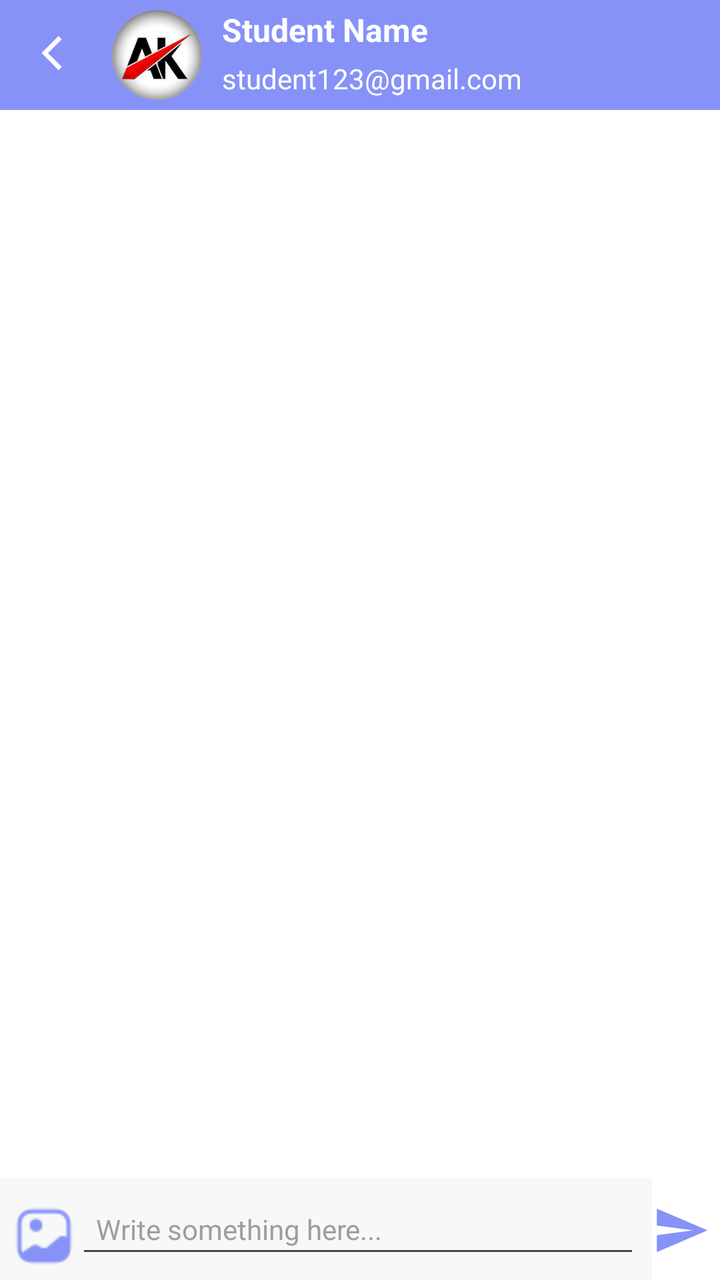
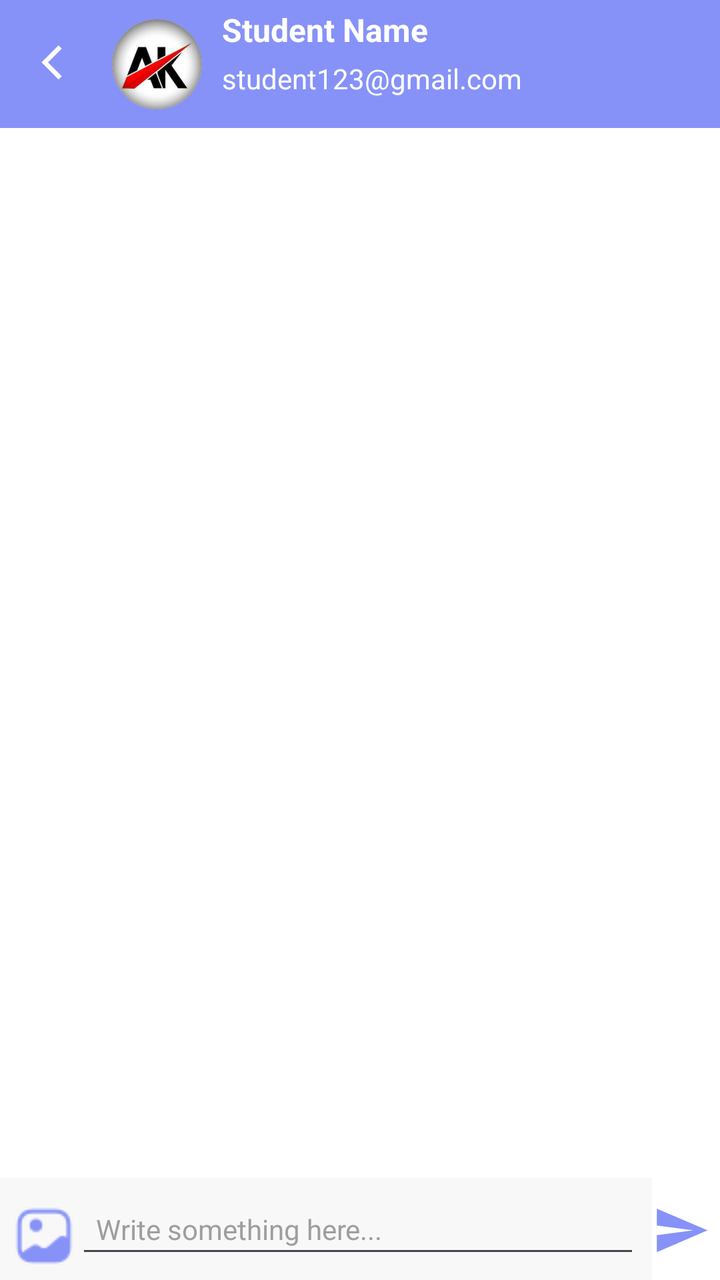

Two renders of the same Android screen: before a commit and after it. Below are the layout's source before the change and the commit's diff.
<!-- AndroidManifest.xml: application theme Theme.TSTAR.Light -->
<!-- res/layout/activity_tchat_room.xml -->
<?xml version="1.0" encoding="utf-8"?>
<androidx.constraintlayout.widget.ConstraintLayout xmlns:android="http://schemas.android.com/apk/res/android"
    xmlns:app="http://schemas.android.com/apk/res-auto"
    android:layout_width="match_parent"
    android:layout_height="match_parent"
    xmlns:tools="http://schemas.android.com/tools"
    android:background="@color/white"
    tools:context=".TEACHERACTIVITIES.TChatRoomActivity"
    android:fitsSystemWindows="true">

    <com.google.android.material.appbar.MaterialToolbar
        android:id="@+id/toolbar"
        android:layout_width="0dp"
        android:layout_height="55dp"
        android:background="@drawable/header_gradient"
        app:navigationIcon="@drawable/s_arrowback"
        app:layout_constraintTop_toTopOf="parent"
        app:layout_constraintStart_toStartOf="parent"
        app:layout_constraintEnd_toEndOf="parent">

        <androidx.constraintlayout.widget.ConstraintLayout
            android:layout_width="match_parent"
            android:layout_height="match_parent">

            <ImageView
                android:id="@+id/imgProfile"
                android:layout_width="45dp"
                android:layout_height="45dp"
                android:background="@drawable/tcircle_shape"
                android:clipToOutline="true"
                android:scaleType="centerCrop"
                android:src="@drawable/taklogo"
                app:layout_constraintStart_toStartOf="parent"
                app:layout_constraintTop_toTopOf="parent"
                app:layout_constraintBottom_toBottomOf="parent" />

            <TextView
                android:id="@+id/tvUserName"
                android:layout_width="0dp"
                android:layout_height="wrap_content"
                android:layout_marginStart="10dp"
                android:layout_marginTop="4dp"
                android:ellipsize="end"
                android:maxLines="1"
                android:text="Student Name "
                android:textColor="@color/white"
                android:textSize="16sp"
                android:textStyle="bold"
                app:layout_constraintEnd_toEndOf="parent"
                app:layout_constraintHorizontal_bias="0.0"
                app:layout_constraintStart_toEndOf="@id/imgProfile"
                app:layout_constraintTop_toTopOf="parent" />

            <TextView
                android:id="@+id/tvEmailID"
                android:layout_width="0dp"
                android:layout_height="wrap_content"
                android:layout_marginStart="10dp"
                android:layout_marginTop="4dp"
                android:ellipsize="end"
                android:maxLines="1"
                android:text="student123@gmail.com"
                android:textColor="@color/white"
                android:textSize="14sp"
                app:layout_constraintEnd_toEndOf="parent"
                app:layout_constraintHorizontal_bias="0.0"
                app:layout_constraintStart_toEndOf="@id/imgProfile"
                app:layout_constraintTop_toBottomOf="@id/tvUserName" />

        </androidx.constraintlayout.widget.ConstraintLayout>
    </com.google.android.material.appbar.MaterialToolbar>

    
    <androidx.recyclerview.widget.RecyclerView
        android:id="@+id/rvMessages"
        android:layout_width="0dp"
        android:layout_height="0dp"
        android:padding="8dp"
        android:clipToPadding="false"
        app:layout_constraintTop_toBottomOf="@id/toolbar"
        app:layout_constraintBottom_toTopOf="@id/chatInputLayout"
        app:layout_constraintStart_toStartOf="parent"
        app:layout_constraintEnd_toEndOf="parent" />

    
    
    <LinearLayout
        android:id="@+id/layoutEmpty"
        android:layout_width="wrap_content"
        android:layout_height="wrap_content"
        android:gravity="center"
        android:orientation="vertical"
        android:visibility="invisible"
        app:layout_constraintBottom_toBottomOf="@id/rvMessages"
        app:layout_constraintEnd_toEndOf="parent"
        app:layout_constraintStart_toStartOf="parent"
        app:layout_constraintTop_toTopOf="@id/rvMessages">

        <ImageView
            android:layout_width="72dp"
            android:layout_height="72dp"
            android:alpha="0.8"
            android:src="@drawable/s_chat" />

        <TextView
            android:layout_width="wrap_content"
            android:layout_height="wrap_content"
            android:layout_marginTop="8dp"
            android:text="No messages yet!"
            android:textColor="#888888"
            android:textSize="14sp" />
    </LinearLayout>

    
    <LinearLayout
        android:id="@+id/layoutImagePreview"
        android:layout_width="match_parent"
        android:layout_height="0dp"
        android:weightSum="100"
        android:background="@color/black"
        android:gravity="center"
        android:orientation="horizontal"
        android:padding="1dp"
        android:visibility="invisible"
        app:layout_constraintBottom_toBottomOf="@id/rvMessages"
        app:layout_constraintEnd_toEndOf="parent"
        app:layout_constraintStart_toStartOf="parent"
        app:layout_constraintTop_toTopOf="@id/rvMessages"
        tools:ignore="MissingConstraints">

        <androidx.recyclerview.widget.RecyclerView
            android:id="@+id/rvPreviewImages"
            android:layout_width="match_parent"
            android:layout_height="match_parent"
            android:layout_gravity="center"
            />

    </LinearLayout>
    
    <androidx.constraintlayout.widget.ConstraintLayout
        android:id="@+id/chatInputLayout"
        android:layout_width="0dp"
        android:layout_height="wrap_content"
        android:background="#F8F8F8"
        android:padding="6dp"
        app:layout_constraintBottom_toBottomOf="parent"
        app:layout_constraintStart_toStartOf="parent"
        app:layout_constraintEnd_toStartOf="@id/btnSend">

        <ImageView
            android:id="@+id/imgAttach"
            android:layout_width="32dp"
            android:layout_height="32dp"
            android:src="@drawable/ic_image"
            app:tint="@color/maroon_variant"
            app:layout_constraintStart_toStartOf="parent"
            app:layout_constraintBottom_toBottomOf="parent" />

        <EditText
            android:id="@+id/etMessage"
            android:layout_width="0dp"
            android:layout_height="wrap_content"
            android:hint="Write something here..."
            android:maxLines="4"
            android:padding="10dp"
            android:textColor="@color/black"
            android:textColorHint="@color/light_greay"
            android:textSize="14sp"
            app:layout_constraintStart_toEndOf="@id/imgAttach"
            app:layout_constraintEnd_toEndOf="parent"
            app:layout_constraintTop_toTopOf="parent"
            app:layout_constraintBottom_toBottomOf="parent" />

    </androidx.constraintlayout.widget.ConstraintLayout>

    
    <ImageView
        android:id="@+id/btnSend"
        android:layout_width="34dp"
        android:layout_height="34dp"
        android:layout_marginBottom="8dp"
        android:paddingEnd="5sp"
        android:src="@drawable/tsend"
        app:layout_constraintBottom_toBottomOf="@id/chatInputLayout"

        app:layout_constraintEnd_toEndOf="parent"
        app:tint="@color/maroon_variant" />

    <ProgressBar
        android:id="@+id/progressUpload"
        android:layout_width="40dp"
        android:layout_height="40dp"
        android:visibility="invisible"
        app:layout_constraintBottom_toBottomOf="@+id/rvMessages"
        app:layout_constraintEnd_toEndOf="parent"

        app:layout_constraintStart_toStartOf="parent"
        app:layout_constraintTop_toBottomOf="@+id/toolbar"

        tools:ignore="MissingConstraints" />

</androidx.constraintlayout.widget.ConstraintLayout>
<!-- resources referenced by this layout -->
<resources>
  <color name="black">#FF000000</color>
  <color name="light_greay">#9E9E9E</color>
  <color name="maroon_variant">#8692f7</color>
  <color name="white">#FFFFFF</color>
  <!-- drawable header_gradient (drawable) -->
  <?xml version="1.0" encoding="utf-8"?>
  <shape xmlns:android="http://schemas.android.com/apk/res/android"
      android:shape="rectangle">
      <gradient
          android:startColor="@color/maroon_variant"
          android:endColor="@color/maroon_dark"
          android:angle="270"/>
  </shape>
  <!-- drawable ic_image: png bitmap (drawable, 945 bytes) -->
  <!-- drawable s_arrowback (drawable) -->
  <?xml version="1.0" encoding="utf-8"?>
  <vector xmlns:android="http://schemas.android.com/apk/res/android"
      android:width="25dp"
      android:height="25dp"
      android:viewportWidth="26"
      android:viewportHeight="26">
  
      
      <path
          android:strokeWidth="2.4"
          android:strokeColor="@color/white"
          android:fillColor="@android:color/transparent"
          android:pathData="M15,4 L7,12 L15,20"/>
  </vector>
  <!-- drawable s_chat: png bitmap (drawable, 2592 bytes) -->
  <!-- drawable taklogo: jpg bitmap (drawable, 49255 bytes) -->
  <!-- drawable tcircle_shape (drawable) -->
  <?xml version="1.0" encoding="utf-8"?>
  <shape xmlns:android="http://schemas.android.com/apk/res/android"
      android:shape="oval">
  
      <solid android:color="@android:color/transparent" /> 
      <stroke android:width="10sp" android:color="@color/white"/>
  </shape>
  <!-- drawable tsend (drawable) -->
  <vector xmlns:android="http://schemas.android.com/apk/res/android" android:autoMirrored="true" android:height="24dp" android:tint="#000000" android:viewportHeight="24" android:viewportWidth="24" android:width="24dp">
        
      <path android:fillColor="@android:color/white" android:pathData="M2.01,21L23,12 2.01,3 2,10l15,2 -15,2z"/>
      
  </vector>
  <style name="Theme.TSTAR.Light" parent="Theme.Material3.Light.NoActionBar">
          <item name="android:windowLightStatusBar">true</item>
          <item name="android:forceDarkAllowed">false</item>
  
  
          
          <item name="colorPrimary">@color/Lavender</item>
          <item name="colorPrimaryVariant">@color/Dark_Lavender</item>
          <item name="colorOnPrimary">@color/white</item>
  
          
          <item name="android:statusBarColor">@color/Dark_Lavender</item>
  
          
          <item name="android:windowLightStatusBar">false</item>
  
      </style>
  <color name="maroon_dark">#8692f7</color>
  <color name="Lavender">#8692f7</color>
  <color name="Dark_Lavender">#707CD9</color>
</resources>

<!-- the commit's change to res/layout/activity_tchat_room.xml (unified diff, before → after) -->
@@ -11,7 +11,7 @@
     <com.google.android.material.appbar.MaterialToolbar
         android:id="@+id/toolbar"
         android:layout_width="0dp"
-        android:layout_height="55dp"
+        android:layout_height="?attr/actionBarSize"
         android:background="@drawable/header_gradient"
         app:navigationIcon="@drawable/s_arrowback"
         app:layout_constraintTop_toTopOf="parent"
